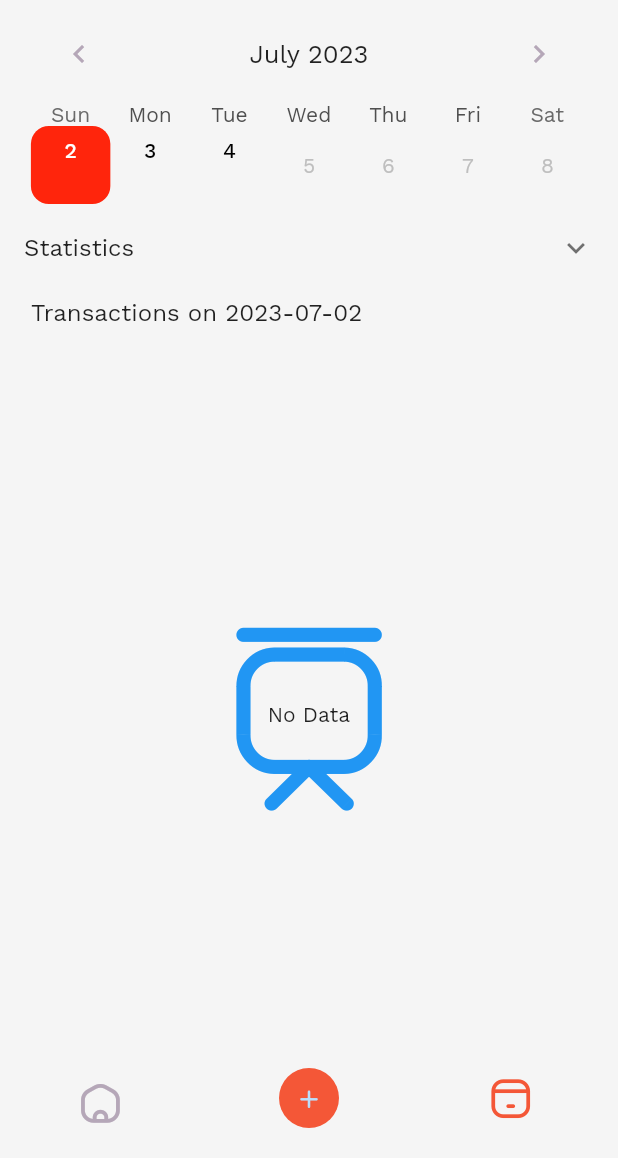
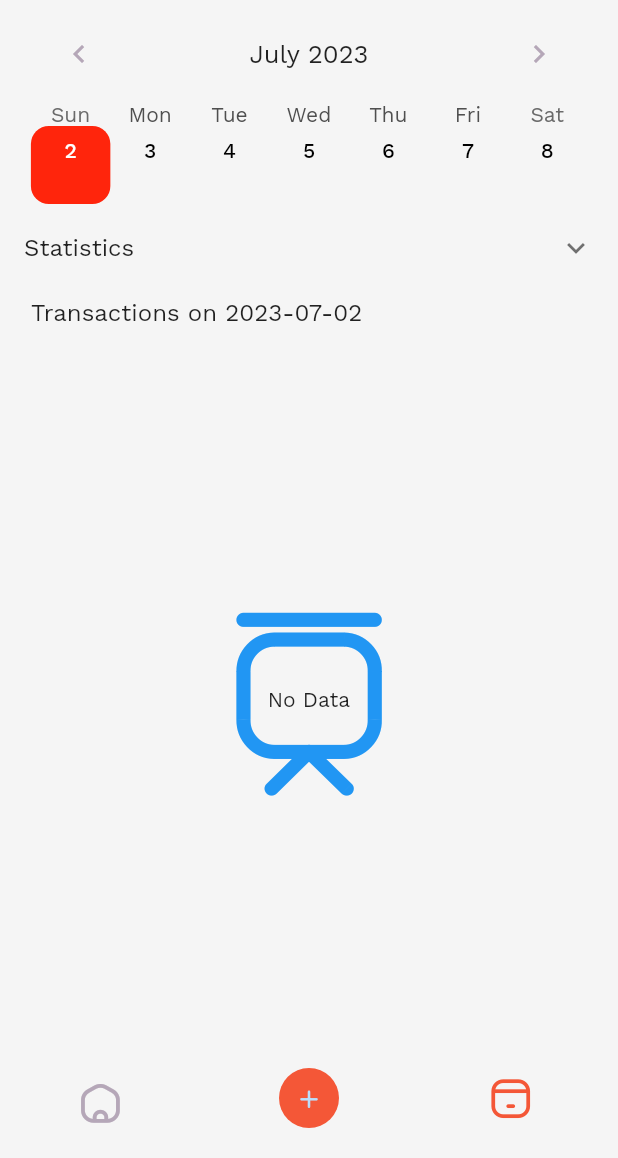
Before and after one commit to Issah-Dundason/spender, a Flutter app: the screen it shows after launch, item 3 of the bottom bar chosen, on a phone screen of 412 x 824 dp, the part 78-1236 px from its top. Run offline on Flutter 3.47's test engine with Material 2 defaults, Android fonts, the phone set to English and light mode, and no system bars; drawn by our look-alikes of table_calendar; our stand-ins replace bloc, decimal, equatable, fl_chart, flutter_bloc, flutter_svg and 2 more; accounts and stored records are empty.

Commit message:
refactor expenses

```diff
--- a/lib/bloc/bill/billing_event.dart
+++ b/lib/bloc/bill/billing_event.dart
@@ -27,10 +27,16 @@ class RecurringBillUpdateEvent extends IBillEvent {
 class NonRecurringBillUpdateEvent extends IBillEvent {
   final Bill update;
 
-  NonRecurringBillUpdateEvent(this.update);
+  const NonRecurringBillUpdateEvent(this.update);
 }
 
-class BillTypesFetchEvent extends IBillEvent {}
+class BillTypesFetchEvent extends IBillEvent {
+  const BillTypesFetchEvent();
+}
+
+class BillCreationEvent extends IBillEvent {
+  const BillCreationEvent();
+}
 
 class BillUpdateEvent extends IBillEvent {
   final Bill bill;
--- a/lib/bloc/bill/billing_state.dart
+++ b/lib/bloc/bill/billing_state.dart
@@ -1,44 +1,41 @@
 import 'package:equatable/equatable.dart';
-
 import '../../model/bill.dart';
 import '../../model/bill_type.dart';
 
-enum ProcessingState { none, done, pending }
+abstract class IBillingState extends Equatable {
+  final List<BillType> billTypes;
 
-abstract class IBillingState extends Equatable {
-  const IBillingState();
+  const IBillingState(this.billTypes);
 
   @override
-  List<Object?> get props => [];
+  List<Object?> get props => [billTypes];
 }
 
-class InitialBillingState extends IBillingState {
-  const InitialBillingState();
+class IdleBillingState extends IBillingState {
+  const IdleBillingState(super.billTypes);
 }
 
 class BillUpdateState extends IBillingState {
   final Bill bill;
 
-  const BillUpdateState(this.bill);
+  const BillUpdateState(this.bill, super.billTypes);
 
   @override
-  List<Object?> get props => [bill];
-}
-
-class BillTypesFetchedState extends IBillingState {
-  final List<BillType> billTypes;
-
-  const BillTypesFetchedState(this.billTypes);
+  List<Object?> get props => [bill, billTypes];
 }
 
 class BillSavingState extends IBillingState {
-  const BillSavingState();
+  const BillSavingState(super.billTypes);
 }
 
 class BillSavedState extends IBillingState {
-  const BillSavedState();
+  const BillSavedState(super.billTypes);
 }
 
 class BillUpdatedState extends IBillingState {
-  const BillUpdatedState();
+  const BillUpdatedState(super.billTypes);
 }
+
+class BillCreateState extends IBillingState {
+  const BillCreateState(super.billTypes);
+}
--- a/lib/components/bottom_appbar.dart
+++ b/lib/components/bottom_appbar.dart
@@ -1,9 +1,10 @@
 import 'package:flutter/material.dart';
 import 'package:flutter_bloc/flutter_bloc.dart';
+import 'package:spender/bloc/bill/bill_bloc.dart';
 
 import '../bloc/app/app_cubit.dart';
+import '../bloc/bill/billing_event.dart';
 import '../icons/icons.dart';
-import '../pages/bill_view.dart';
 
 class MainBottomAppBar extends StatelessWidget {
   const MainBottomAppBar({Key? key}) : super(key: key);
@@ -52,6 +53,6 @@ class MainBottomAppBar extends StatelessWidget {
   }
 
   void _addBill(BuildContext context) {
-    Navigator.of(context).push(MaterialPageRoute(builder: (_) => const BillView()));
+    context.read<BillBloc>().add(const BillCreationEvent());
   }
 }
--- a/lib/components/expenses_calendar.dart
+++ b/lib/components/expenses_calendar.dart
@@ -18,7 +18,7 @@ class TransactionCalendar extends StatelessWidget {
 
   @override
   Widget build(BuildContext context) {
-    var last = DateTime.now().add(const Duration(days: 2));
+    var last = DateTime.now().add(const Duration(days: 365 * 7));
 
     return BlocBuilder<ExpensesBloc, IExpensesState>(builder: (context, state) {
       if (state is! ExpensesSuccessfulState) {
--- a/lib/components/expenses_transactions.dart
+++ b/lib/components/expenses_transactions.dart
@@ -8,7 +8,6 @@ import '../bloc/expenses/expenses_event.dart';
 import '../bloc/expenses/expenses_state.dart';
 import '../icons/icons.dart';
 import '../model/bill.dart';
-import '../pages/bill_view.dart';
 import 'expense_transaction_tile.dart';
 
 class ExpensesTransactions extends StatelessWidget {
@@ -17,7 +16,7 @@ class ExpensesTransactions extends StatelessWidget {
   @override
   Widget build(BuildContext context) {
     return SizedBox(
-      width: MediaQuery.of(context).size.width * 0.9,
+      width: MediaQuery.of(context).size.width * 0.95,
       child: BlocBuilder<ExpensesBloc, IExpensesState>(
         builder: (context, state) {
           if (state is! ExpensesSuccessfulState) {
@@ -35,7 +34,7 @@ class ExpensesTransactions extends StatelessWidget {
               context.read<ExpensesBloc>().add(const ExpensesLoadingEvent());
             },
             child: Container(
-              padding: const EdgeInsets.symmetric(horizontal: 24),
+              padding: const EdgeInsets.symmetric(horizontal: 9),
               decoration: BoxDecoration(
                   color: Theme.of(context).colorScheme.background,
                   borderRadius: const BorderRadius.only(
@@ -65,9 +64,6 @@ class ExpensesTransactions extends StatelessWidget {
   }
 
   void showUpdate(Bill bill, BuildContext context) async {
-     Navigator.of(context).push(
-        MaterialPageRoute(builder: (_) => const BillView()),
-      );
      context.read<BillBloc>().add(BillUpdateEvent(bill));
   }
 }
@@ -79,8 +75,8 @@ class EmptyExpensesWidget extends StatelessWidget {
 
   @override
   Widget build(BuildContext context) {
-    return Padding(
-      padding: const EdgeInsets.only(top: 20.0),
+    return Container(
+      color: Colors.transparent,
       child: Stack(
         alignment: Alignment.center,
         children: [
--- a/lib/main.dart
+++ b/lib/main.dart
@@ -3,6 +3,7 @@ import 'package:flutter/material.dart';
 import 'package:flutter_bloc/flutter_bloc.dart';
 import 'package:shared_preferences/shared_preferences.dart';
 import 'package:spender/bloc/bill/bill_bloc.dart';
+import 'package:spender/bloc/bill/billing_event.dart';
 import 'package:spender/bloc/expenses/expenses_bloc.dart';
 import 'package:spender/bloc/expenses/expenses_event.dart';
 import 'package:spender/bloc/home/home_bloc.dart';
@@ -62,7 +63,7 @@ class Spender extends StatelessWidget {
                 StatisticsInitializationEvent(),
               ),
           ),
-          BlocProvider(create: (_) => BillBloc(appRepo: appRepo)),
+          BlocProvider(create: (_) => BillBloc(appRepo: appRepo)..add(const BillTypesFetchEvent())),
           BlocProvider(
             create: (_) => HomeBloc(appRepo: appRepo)
               ..add(const HomeInitializationEvent()),
--- a/lib/pages/expenses.dart
+++ b/lib/pages/expenses.dart
@@ -11,14 +11,9 @@ import '../components/expenses_analysis.dart';
 import '../components/expenses_calendar.dart';
 import '../components/expenses_transactions.dart';
 
-class ExpensesPage extends StatefulWidget {
+class ExpensesPage extends StatelessWidget {
   const ExpensesPage({Key? key}) : super(key: key);
 
-  @override
-  State<ExpensesPage> createState() => _ExpensesPageState();
-}
-
-class _ExpensesPageState extends State<ExpensesPage> {
   @override
   Widget build(BuildContext context) {
     var size = MediaQuery.of(context).size;
@@ -63,8 +58,7 @@ class _ExpensesPageState extends State<ExpensesPage> {
           Expanded(
               child: Draggable(
                 axis: Axis.horizontal,
-
-            feedback: const Material(child: SizedBox( height: 300, child: ExpensesTransactions())),
+            feedback:  Material(child: SizedBox( height: size.height * 0.5, child: const ExpensesTransactions())),
             childWhenDragging: Row(
               mainAxisAlignment: MainAxisAlignment.spaceAround,
               children: const [
@@ -75,16 +69,20 @@ class _ExpensesPageState extends State<ExpensesPage> {
             child: const ExpensesTransactions(),
             onDragEnd: (drag) {
               var bloc = context.read<ExpensesBloc>();
-              var state
-              = bloc.state as ExpensesSuccessfulState;
-              if(drag.velocity.pixelsPerSecond.dx < 0) {
+              var state = bloc.state as ExpensesSuccessfulState;
+
+              var changeInX = drag.velocity.pixelsPerSecond.dx;
+
+              if(changeInX < 0) {
                 var newDate = DateUtils.dateOnly((state).selectedDate).add(const Duration(days: 1));
                 bloc.add(ExpensesDateChangeEvent(newDate));
-                return;
               }
 
-              var newDate = DateUtils.dateOnly((state).selectedDate).subtract(const Duration(days: 1));
-              bloc.add(ExpensesDateChangeEvent(newDate));
+              if(changeInX > (size.width / 2)) {
+                var newDate = DateUtils.dateOnly((state).selectedDate).subtract(const Duration(days: 1));
+                bloc.add(ExpensesDateChangeEvent(newDate));
+              }
+
             },
           ))
         ],
--- a/lib/pages/screens/narrow.dart
+++ b/lib/pages/screens/narrow.dart
@@ -1,6 +1,9 @@
 import 'package:flutter/material.dart';
 import 'package:flutter_bloc/flutter_bloc.dart';
 import 'package:intl/intl.dart';
+import 'package:spender/bloc/bill/bill_bloc.dart';
+import 'package:spender/bloc/bill/billing_state.dart';
+import 'package:spender/pages/bill_view.dart';
 
 import '../../bloc/app/app_cubit.dart';
 import '../../bloc/home/home_bloc.dart';
@@ -26,7 +29,13 @@ class _NarrowWidthViewState extends State<NarrowWidthView> {
   Widget build(BuildContext context) {
     final selectedTab = context.select((AppCubit bloc) => bloc.state);
     final profileState = context.select((ProfileBloc bloc) => bloc.state);
-    return Scaffold(
+    return BlocListener<BillBloc, IBillingState>(
+      listener: (context, state) {
+        if(state is BillCreateState || state is BillUpdateState) {
+          Navigator.of(context).push(MaterialPageRoute(builder: (_) => const BillView()));
+        }
+      },
+      child: Scaffold(
         appBar: TopBar.getAppBar(
             context,
             toBeginningOfSentenceCase(selectedTab.name) as String,
@@ -41,6 +50,7 @@ class _NarrowWidthViewState extends State<NarrowWidthView> {
           children: const [HomePage(), ExpensesPage()],
         ),
         bottomNavigationBar: const MainBottomAppBar(),
+      ),
     );
   }
 }
```
Also changed, not shown: lib/bloc/bill/bill_bloc.dart (+16 -10 lines), lib/pages/bill_view.dart (+3 -18 lines). Lines whose indentation alone changed are shown as unchanged.
